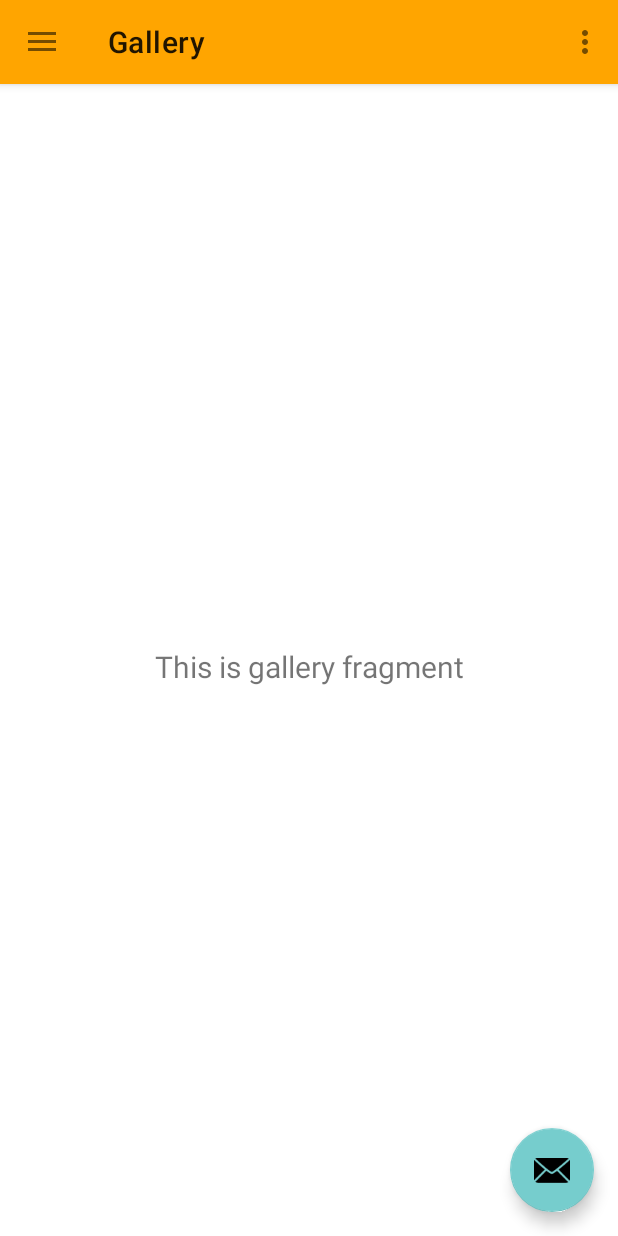
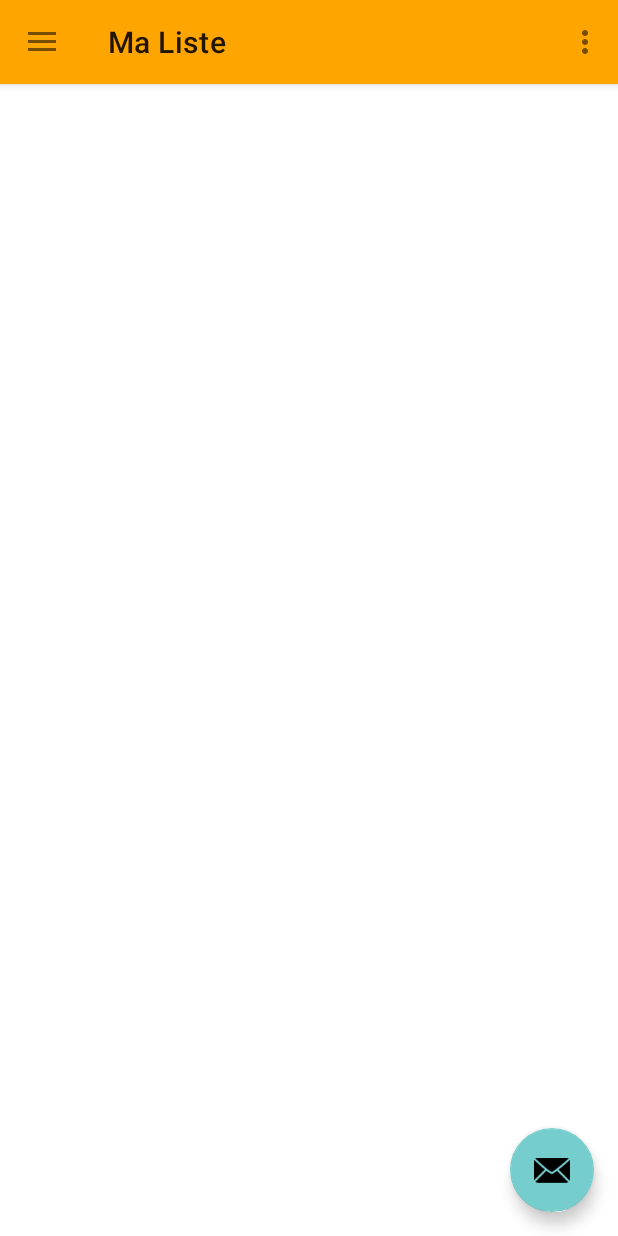
Before and after one commit to Bloomooo/ApiApp, an Android app: the MainActivity screen opened directly, with no data from a screen before it, in the side drawer, after a tap on "Ma liste", on a phone screen of 412 x 824 dp. Run offline under Robolectric (Android 15) with nearby library versions, the phone set to English and light mode, and no system bars; our stand-ins replace navigation-ui.

Commit message:
Update visuel
Renommage des classes et suppression de code inutile

```diff
--- a/app/src/main/java/com/api/projet/ui/gallery/GalleryFragment.java
+++ b/app/src/main/java/com/api/projet/ui/mylist/MyListFragment.java
@@ -1,4 +1,4 @@
-package com.api.projet.ui.gallery;
+package com.api.projet.ui.mylist;
 
 import android.os.Bundle;
 import android.view.LayoutInflater;
@@ -10,22 +10,20 @@ import androidx.annotation.NonNull;
 import androidx.fragment.app.Fragment;
 import androidx.lifecycle.ViewModelProvider;
 
-import com.api.projet.databinding.FragmentGalleryBinding;
+import com.api.projet.databinding.FragmentMylistBinding;
 
-public class GalleryFragment extends Fragment {
+public class MyListFragment extends Fragment {
 
-    private FragmentGalleryBinding binding;
+    private FragmentMylistBinding binding;
 
     public View onCreateView(@NonNull LayoutInflater inflater,
                              ViewGroup container, Bundle savedInstanceState) {
-        GalleryViewModel galleryViewModel =
-                new ViewModelProvider(this).get(GalleryViewModel.class);
+        MyListViewModel myListViewModel =
+                new ViewModelProvider(this).get(MyListViewModel.class);
 
-        binding = FragmentGalleryBinding.inflate(inflater, container, false);
+        binding = FragmentMylistBinding.inflate(inflater, container, false);
         View root = binding.getRoot();
 
-        final TextView textView = binding.textGallery;
-        galleryViewModel.getText().observe(getViewLifecycleOwner(), textView::setText);
         return root;
     }
 
--- a/app/src/main/java/com/api/projet/ui/gallery/GalleryViewModel.java
+++ b/app/src/main/java/com/api/projet/ui/mylist/MyListViewModel.java
@@ -1,16 +1,15 @@
-package com.api.projet.ui.gallery;
+package com.api.projet.ui.mylist;
 
 import androidx.lifecycle.LiveData;
 import androidx.lifecycle.MutableLiveData;
 import androidx.lifecycle.ViewModel;
 
-public class GalleryViewModel extends ViewModel {
+public class MyListViewModel extends ViewModel {
 
     private final MutableLiveData<String> mText;
 
-    public GalleryViewModel() {
+    public MyListViewModel() {
         mText = new MutableLiveData<>();
-        mText.setValue("This is gallery fragment");
     }
 
     public LiveData<String> getText() {
--- a/app/src/main/res/layout/fragment_gallery.xml
+++ b/app/src/main/res/layout/fragment_mylist.xml
@@ -4,7 +4,7 @@
     xmlns:tools="http://schemas.android.com/tools"
     android:layout_width="match_parent"
     android:layout_height="match_parent"
-    tools:context=".ui.gallery.GalleryFragment">
+    tools:context=".ui.mylist.MyListFragment">
 
     <TextView
         android:id="@+id/text_gallery"
--- a/app/src/main/res/navigation/mobile_navigation.xml
+++ b/app/src/main/res/navigation/mobile_navigation.xml
@@ -13,9 +13,9 @@
 
     <fragment
         android:id="@+id/nav_gallery"
-        android:name="com.api.projet.ui.gallery.GalleryFragment"
-        android:label="@string/menu_gallery"
-        tools:layout="@layout/fragment_gallery" />
+        android:name="com.api.projet.ui.mylist.MyListFragment"
+        android:label="@string/menu_mylist"
+        tools:layout="@layout/fragment_mylist" />
 
     <fragment
         android:id="@+id/nav_slideshow"
--- a/app/src/main/res/values-night/themes.xml
+++ b/app/src/main/res/values-night/themes.xml
@@ -1,16 +1,2 @@
 <resources xmlns:tools="http://schemas.android.com/tools">
-    <!-- Base application theme. -->
-    <style name="Theme.Yanisenzoprojetapi" parent="Theme.MaterialComponents.DayNight.DarkActionBar">
-        <!-- Primary brand color. -->
-        <item name="colorPrimary">@color/purple_200</item>
-        <item name="colorPrimaryVariant">@color/purple_700</item>
-        <item name="colorOnPrimary">@color/black</item>
-        <!-- Secondary brand color. -->
-        <item name="colorSecondary">@color/teal_200</item>
-        <item name="colorSecondaryVariant">@color/teal_200</item>
-        <item name="colorOnSecondary">@color/black</item>
-        <!-- Status bar color. -->
-        <item name="android:statusBarColor">?attr/colorPrimaryVariant</item>
-        <!-- Customize your theme here. -->
-    </style>
 </resources>
--- a/app/src/main/res/values/strings.xml
+++ b/app/src/main/res/values/strings.xml
@@ -1,13 +1,13 @@
 <resources>
-    <string name="app_name">yanis-enzo-projet-api</string>
+    <string name="app_name">Project Anime List</string>
     <string name="navigation_drawer_open">Open navigation drawer</string>
     <string name="navigation_drawer_close">Close navigation drawer</string>
-    <string name="nav_header_title">Android Studio</string>
-    <string name="nav_header_subtitle">android.studio@android.com</string>
-    <string name="nav_header_desc">Navigation header</string>
+    <string name="nav_header_title">P.A.L</string>
+    <string name="nav_header_subtitle">subtitle</string>
+    <string name="nav_header_desc">desc</string>
     <string name="action_settings">Settings</string>
 
     <string name="menu_home">Home</string>
-    <string name="menu_gallery">Gallery</string>
+    <string name="menu_mylist">Ma Liste</string>
     <string name="menu_slideshow">Slideshow</string>
 </resources>
```
Also changed, not shown: app/src/main/res/drawable/ic_menu_mylist.xml (line endings or trailing spaces).
